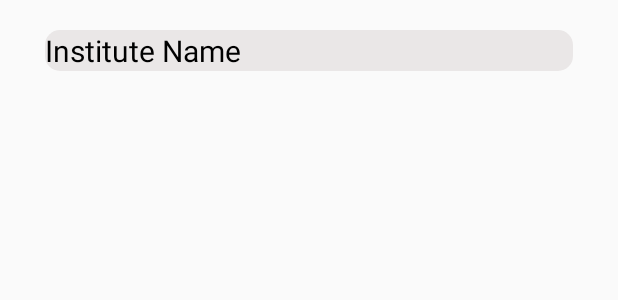
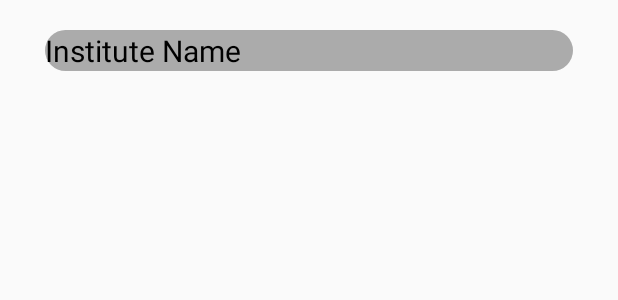
Before and after one commit to Karma8o1/FinalPrivate, an Android app: the layout fragment_adding.xml on its own in the app's theme, with its tools: preview values and no code run, on a phone screen of 412 x 824 dp. Shown: the top 300 px of the screen. Run offline under Robolectric (Android 15) with nearby library versions, the phone set to English and light mode, and no system bars.

Commit message:
FINALIZING PROJECT

```diff
--- a/app/src/main/res/layout/fragment_adding.xml
+++ b/app/src/main/res/layout/fragment_adding.xml
@@ -6,7 +6,7 @@
     xmlns:app="http://schemas.android.com/apk/res-auto"
     tools:context=".adding">
 <ScrollView
-    android:layout_width="match_parent"
+    android:layout_width="fill_parent"
     android:layout_height="match_parent"
     android:id="@+id/sc"
     android:scrollbarSize="0sp">
@@ -19,8 +19,7 @@
         android:layout_marginStart="30sp"
         android:layout_marginEnd="30sp"
         android:textSize="20sp"
-        android:background="@drawable/textfield"
-        android:backgroundTint="#EAE7E7"/>
+        android:background="@drawable/mybutton"/>
 </ScrollView>
 
 </RelativeLayout>
```
